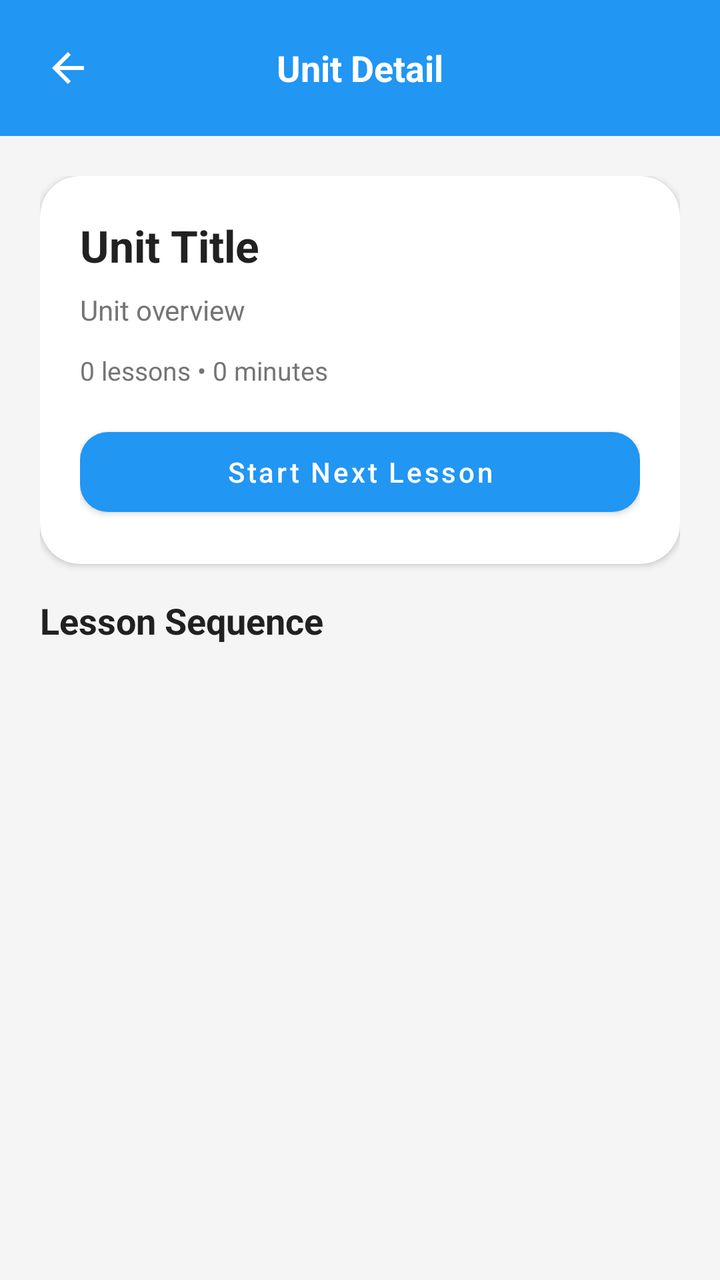
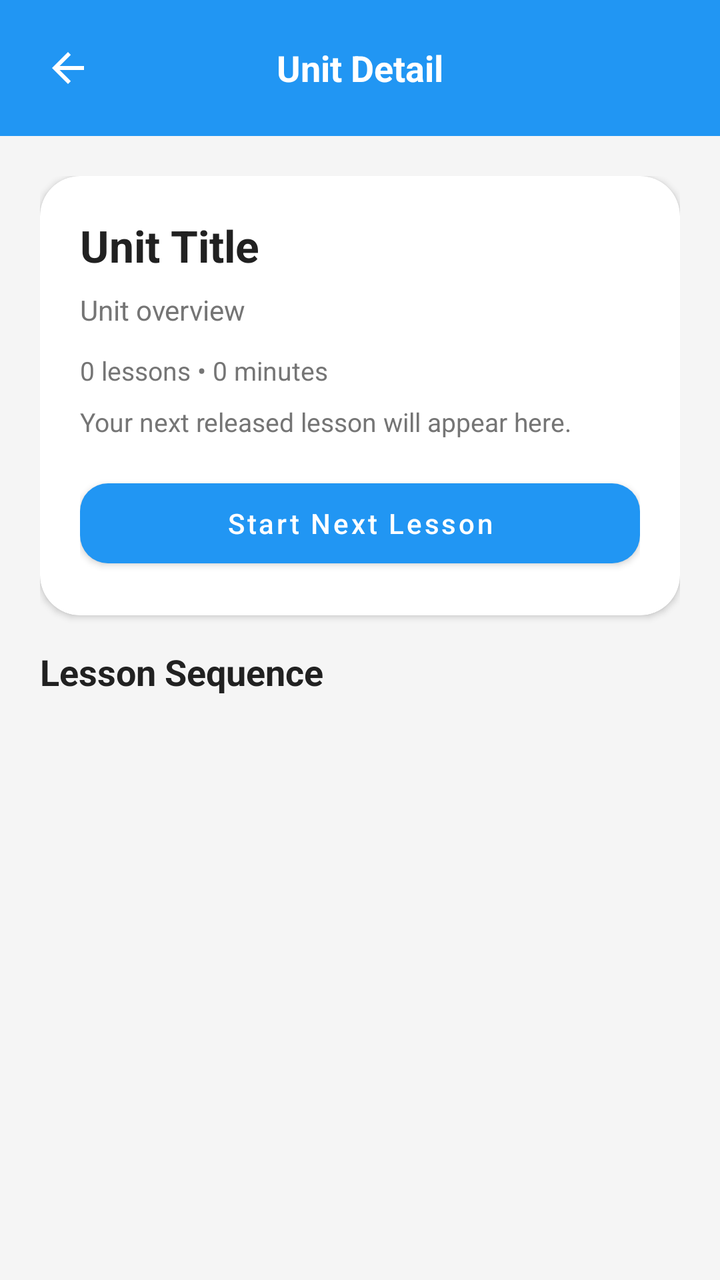

Two renders of the same Android screen: before a commit and after it. Below are the layout's source before the change and the commit's diff.
<!-- AndroidManifest.xml: activity theme Theme.ScanLearnAR.NoActionBar -->
<!-- res/layout/activity_unit_detail.xml -->
<?xml version="1.0" encoding="utf-8"?>
<LinearLayout xmlns:android="http://schemas.android.com/apk/res/android"
    xmlns:app="http://schemas.android.com/apk/res-auto"
    android:layout_width="match_parent"
    android:layout_height="match_parent"
    android:fitsSystemWindows="true"
    android:background="@color/background"
    android:orientation="vertical">

    <LinearLayout
        android:layout_width="match_parent"
        android:layout_height="wrap_content"
        android:background="@color/primary"
        android:gravity="center_vertical"
        android:orientation="horizontal"
        android:padding="12dp">

        <ImageButton
            android:id="@+id/btnBack"
            android:layout_width="44dp"
            android:layout_height="44dp"
            android:background="?attr/selectableItemBackgroundBorderless"
            android:src="@drawable/ic_arrow_back"
            android:tint="@android:color/white" />

        <TextView
            android:layout_width="0dp"
            android:layout_height="wrap_content"
            android:layout_weight="1"
            android:gravity="center"
            android:text="Unit Detail"
            android:textColor="@android:color/white"
            android:textSize="18sp"
            android:textStyle="bold" />

        <Space
            android:layout_width="44dp"
            android:layout_height="44dp" />
    </LinearLayout>

    <ScrollView
        android:layout_width="match_parent"
        android:layout_height="match_parent"
        android:fillViewport="true">

        <LinearLayout
            android:layout_width="match_parent"
            android:layout_height="wrap_content"
            android:orientation="vertical"
            android:padding="20dp">

            <androidx.cardview.widget.CardView
                android:layout_width="match_parent"
                android:layout_height="wrap_content"
                android:layout_marginBottom="16dp"
                app:cardCornerRadius="20dp">

                <LinearLayout
                    android:layout_width="match_parent"
                    android:layout_height="wrap_content"
                    android:orientation="vertical"
                    android:padding="20dp">

                    <TextView
                        android:id="@+id/tvUnitTitle"
                        android:layout_width="match_parent"
                        android:layout_height="wrap_content"
                        android:text="Unit Title"
                        android:textColor="@color/text_primary"
                        android:textSize="22sp"
                        android:textStyle="bold" />

                    <TextView
                        android:id="@+id/tvUnitOverview"
                        android:layout_width="match_parent"
                        android:layout_height="wrap_content"
                        android:layout_marginTop="8dp"
                        android:text="Unit overview"
                        android:textColor="@color/text_secondary"
                        android:textSize="14sp" />

                    <TextView
                        android:id="@+id/tvUnitMeta"
                        android:layout_width="wrap_content"
                        android:layout_height="wrap_content"
                        android:layout_marginTop="12dp"
                        android:text="0 lessons • 0 minutes"
                        android:textColor="@color/text_secondary"
                        android:textSize="13sp" />

                    <com.google.android.material.button.MaterialButton
                        android:id="@+id/btnStartUnit"
                        android:layout_width="match_parent"
                        android:layout_height="52dp"
                        android:layout_marginTop="16dp"
                        android:text="Start Next Lesson"
                        android:textAllCaps="false"
                        app:cornerRadius="14dp" />
                </LinearLayout>
            </androidx.cardview.widget.CardView>

            <TextView
                android:layout_width="wrap_content"
                android:layout_height="wrap_content"
                android:layout_marginBottom="12dp"
                android:text="Lesson Sequence"
                android:textColor="@color/text_primary"
                android:textSize="18sp"
                android:textStyle="bold" />

            <androidx.recyclerview.widget.RecyclerView
                android:id="@+id/rvLessons"
                android:layout_width="match_parent"
                android:layout_height="wrap_content"
                android:nestedScrollingEnabled="false" />
        </LinearLayout>
    </ScrollView>
</LinearLayout>
<!-- resources referenced by this layout -->
<resources>
  <color name="background">#F5F5F5</color>
  <color name="primary">#2196F3</color>
  <color name="text_primary">#212121</color>
  <color name="text_secondary">#757575</color>
  <!-- drawable ic_arrow_back (drawable) -->
  <vector xmlns:android="http://schemas.android.com/apk/res/android"
      android:width="24dp" android:height="24dp"
      android:viewportWidth="24" android:viewportHeight="24">
      <path android:fillColor="#FF000000"
          android:pathData="M20,11H7.83l5.59,-5.59L12,4l-8,8 8,8 1.41,-1.41L7.83,13H20v-2z"/>
  </vector>
  <style name="Theme.ScanLearnAR.NoActionBar" parent="Theme.ScanLearnAR">
          <item name="windowActionBar">false</item>
          <item name="windowNoTitle">true</item>
          <item name="android:windowFullscreen">false</item>
          <item name="android:windowDrawsSystemBarBackgrounds">true</item>
          <item name="android:statusBarColor">@color/primary_dark</item>
          <item name="android:windowLayoutInDisplayCutoutMode">never</item>
          <item name="android:windowLightStatusBar">true</item>
      </style>
  <style name="Theme.ScanLearnAR" parent="Theme.MaterialComponents.DayNight.DarkActionBar">
          <item name="colorPrimary">@color/primary</item>
          <item name="colorPrimaryVariant">@color/primary_dark</item>
          <item name="colorOnPrimary">@android:color/white</item>
          <item name="android:statusBarColor">@color/primary_dark</item>
          <item name="android:windowFullscreen">false</item>
          <item name="android:windowDrawsSystemBarBackgrounds">true</item>
          <item name="android:windowLayoutInDisplayCutoutMode">never</item>
          <item name="android:windowLightStatusBar">true</item>
      </style>
  <color name="primary_dark">#1976D2</color>
</resources>

<!-- the commit's change to res/layout/activity_unit_detail.xml (unified diff, before → after) -->
@@ -88,6 +88,15 @@
                         android:textColor="@color/text_secondary"
                         android:textSize="13sp" />
 
+                    <TextView
+                        android:id="@+id/tvUnitProgressHint"
+                        android:layout_width="match_parent"
+                        android:layout_height="wrap_content"
+                        android:layout_marginTop="8dp"
+                        android:text="Your next released lesson will appear here."
+                        android:textColor="@color/text_secondary"
+                        android:textSize="13sp" />
+
                     <com.google.android.material.button.MaterialButton
                         android:id="@+id/btnStartUnit"
                         android:layout_width="match_parent"
